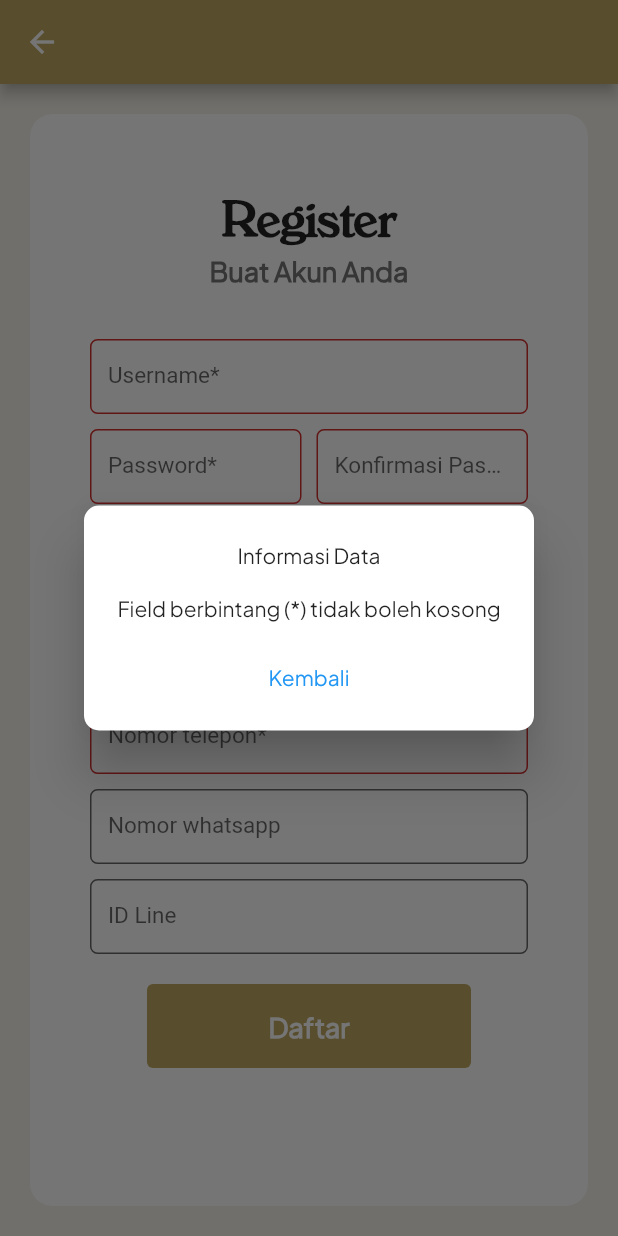
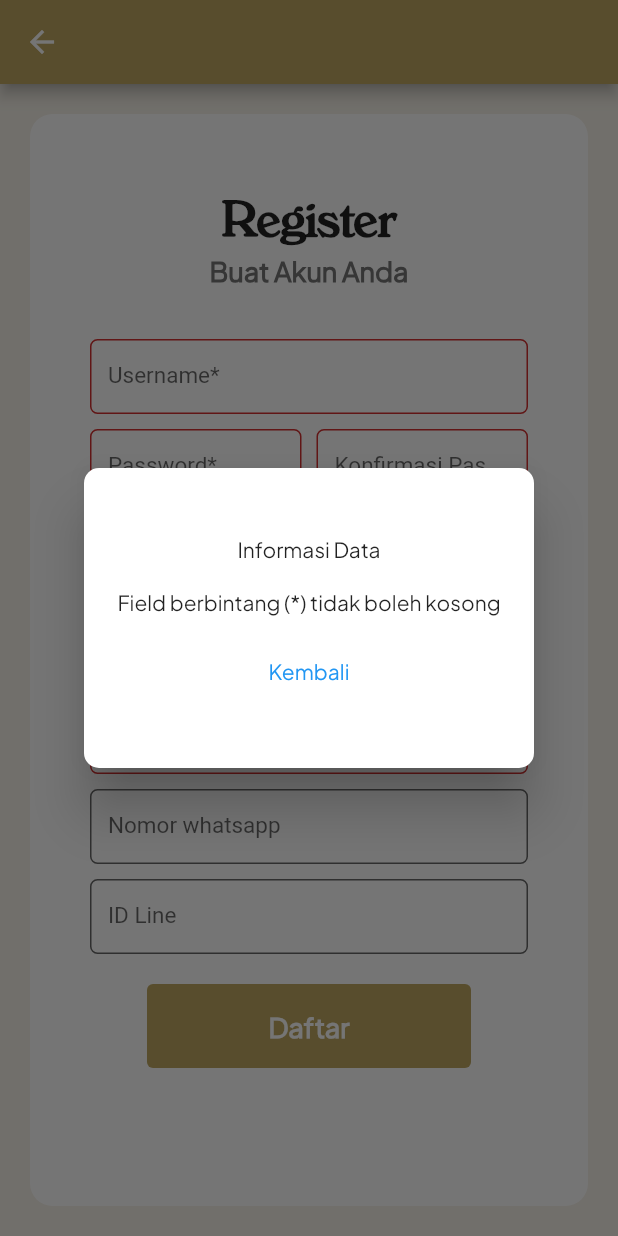
Before and after one commit to D10-PBP/Proyek-Akhir-Semester, a Flutter app: the RegisterPage screen opened directly, after a tap on "Daftar", on a phone screen of 412 x 824 dp. Run offline on Flutter 3.47's test engine with Material 2 defaults, Android fonts, the phone set to English and light mode, and no system bars; our stand-ins replace google_nav_bar; missing offline and left inert: pbp_django_auth; accounts and stored records are empty; Roboto replaces fonts that are missing (PlusJakarta').

Commit message:
Change default height for myDialog

```diff
--- a/lib/fitur_autentikasi/utilities/dialog.dart
+++ b/lib/fitur_autentikasi/utilities/dialog.dart
@@ -1,7 +1,7 @@
 import 'package:flutter/material.dart';
 
 Future<T?> myDialog<T>(BuildContext context, String message,
-    {double width = 300, double height = 150}) {
+    {double width = 300, double height = 200}) {
   return showDialog(
     context: context,
     builder: (context) {
```
